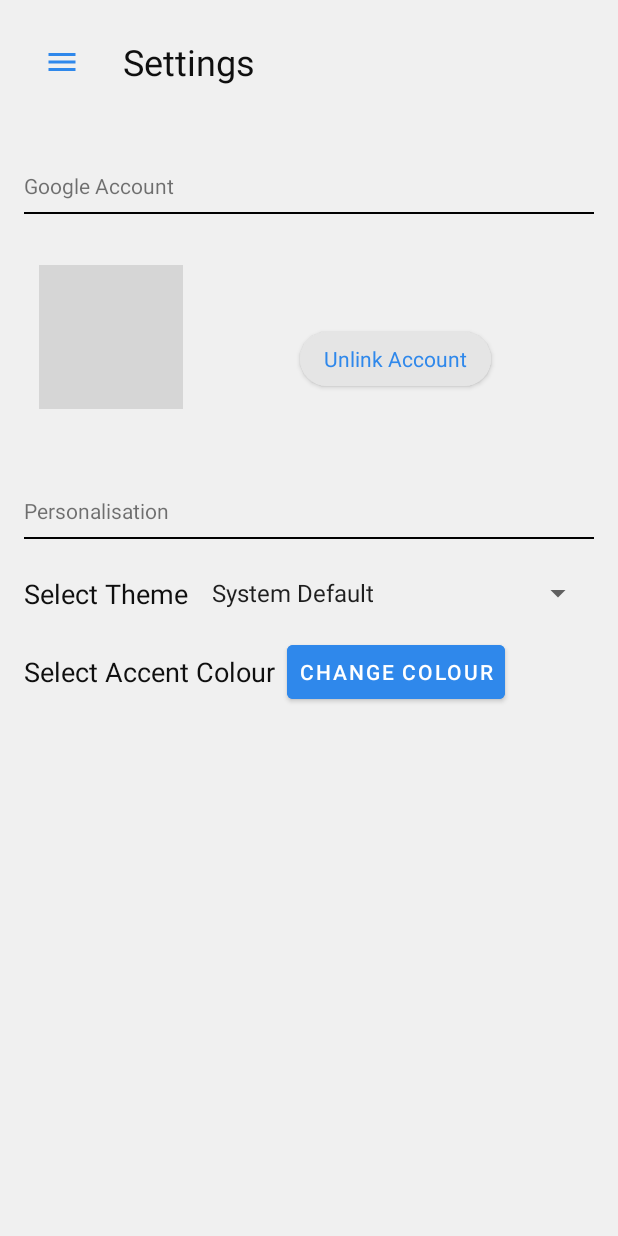
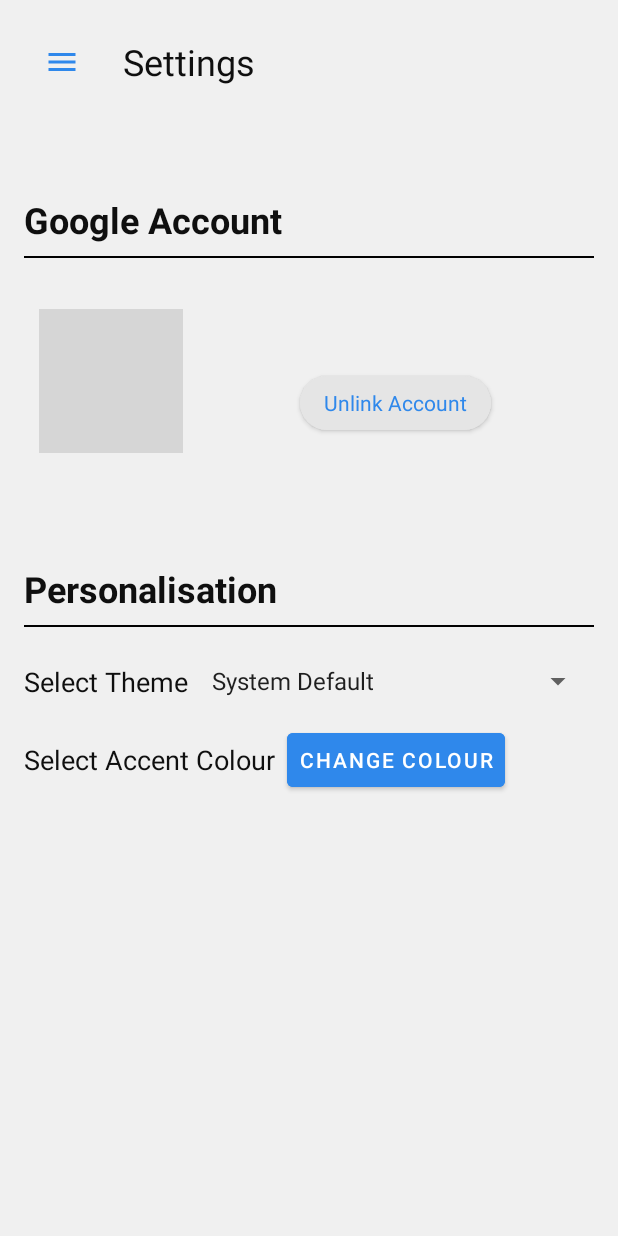
Before and after one commit to PeterEvansCode/TasksListHub, an Android app: the fragment PersonaliseFragment placed in its activity, in the side drawer, after a tap on "Settings", on a phone screen of 412 x 824 dp. Run offline under Robolectric (Android 15) with nearby library versions, the phone set to English and light mode, and no system bars; our stand-ins replace CircleImageView, Firebase (no records; nobody signed in at launch, a user with empty details on screens opened directly); libraries missing offline, so code that uses them is left out: com.github.dhaval2404.colorpicker, com.google.api.client, com.google.api.services; pictures from the network do not load; 4 statements that could not run were skipped; grey boxes are pictures that could not be loaded.

```diff
--- a/app/src/main/java/com/example/taskslisthub/SettingsFragment/GoogleLoginFragment.kt
+++ b/app/src/main/java/com/example/taskslisthub/SettingsFragment/GoogleLoginFragment.kt
@@ -55,9 +55,9 @@ class GoogleLoginFragment : Fragment() {
 
         val options = GoogleSignInOptions.Builder()
             .requestIdToken(BuildConfig.CLIENT_ID)
-            //.setAccountName(null.toString())
             .requestScopes(Scope("https://www.googleapis.com/auth/tasks"))
             .requestEmail()
+            .requestProfile()
             .build()
         client = GoogleSignIn.getClient(requireActivity(), options)
 
@@ -77,7 +77,7 @@ class GoogleLoginFragment : Fragment() {
             signOut()
         }
         //get account name
-        val accountName = signedInAccount?.displayName
+        val accountName = signedInAccount?.email
         binding.googleAccountName.text = accountName
 
         //load profile picture
--- a/app/src/main/res/layout/fragment_google_login.xml
+++ b/app/src/main/res/layout/fragment_google_login.xml
@@ -9,7 +9,7 @@
     android:padding="16dp">
 
     <TextView
-        style="heading_1"
+        style="@style/heading_1"
         android:layout_width="match_parent"
         android:layout_height="wrap_content"
         android:text="Google Account"/>
--- a/app/src/main/res/layout/fragment_personalise.xml
+++ b/app/src/main/res/layout/fragment_personalise.xml
@@ -7,7 +7,7 @@
 
     <!-- Section Title -->
     <TextView
-        style="heading_1"
+        style="@style/heading_1"
         android:layout_width="match_parent"
         android:layout_height="wrap_content"
         android:text="Personalisation"/>
```
